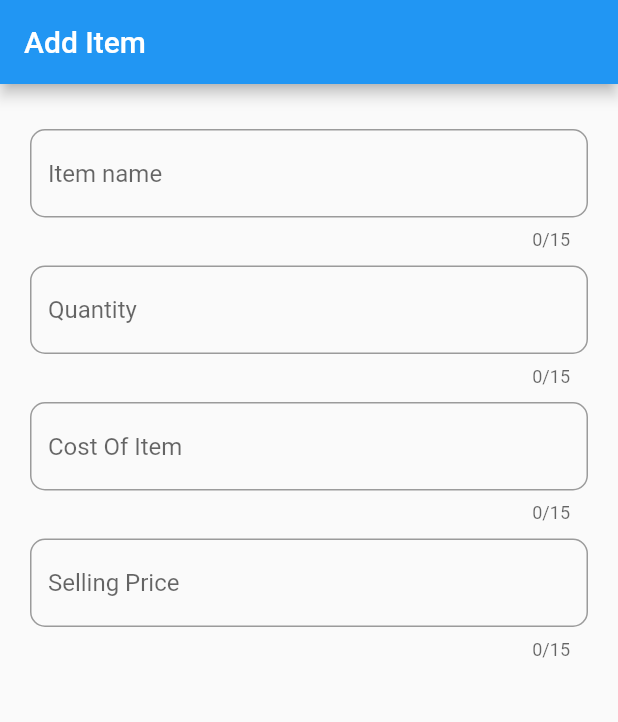
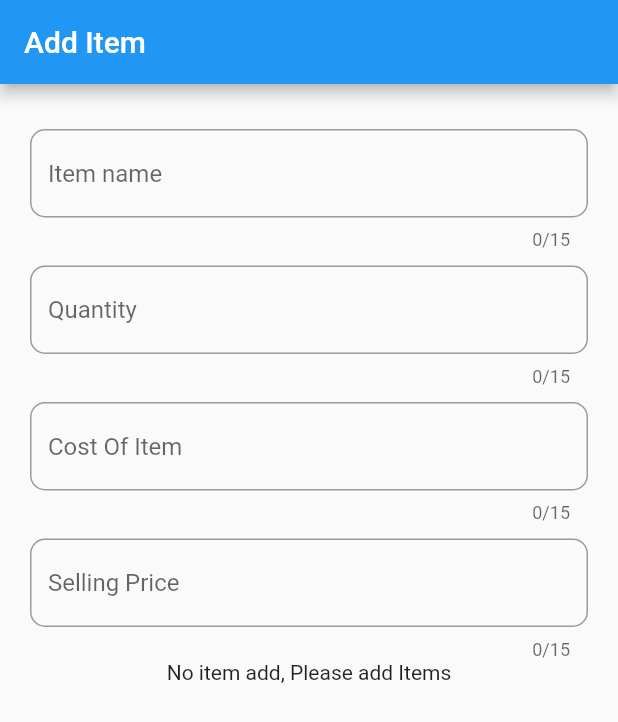
Before and after one commit to kidde60/sales_management_app, a Flutter app: the screen it shows after launch, on a phone screen of 412 x 824 dp. Shown: the top 722 px of the screen. Run offline on Flutter 3.47's test engine with Material 2 defaults, Android fonts, the light colour scheme and no system bars.

Commit message:
Add Item class

```diff
--- a/lib/screens/item_screen.dart
+++ b/lib/screens/item_screen.dart
@@ -1,4 +1,6 @@
 import 'package:flutter/material.dart';
+
+import 'item.dart';
 
 class ItemScreen extends StatefulWidget {
   const ItemScreen({super.key});
@@ -8,30 +10,32 @@ class ItemScreen extends StatefulWidget {
 }
 
 class _ItemScreenState extends State<ItemScreen> {
+  List<Item> items = List.empty(growable: true);
+
   @override
   Widget build(BuildContext context) {
     return Scaffold(
       appBar: AppBar(
         title: const Text('Add Item'),
       ),
-      body: const Padding(
-        padding: EdgeInsets.all(20.0),
+      body: Padding(
+        padding: const EdgeInsets.all(20.0),
         child: Column(
           children: [
-            SizedBox(
+            const SizedBox(
               height: 10,
             ),
-            TextField(
+            const TextField(
               decoration: InputDecoration(
                   hintText: 'Item name',
                   border: OutlineInputBorder(
                       borderRadius: BorderRadius.all(Radius.circular(10)))),
               maxLength: 15,
             ),
-            SizedBox(
+            const SizedBox(
               height: 10,
             ),
-            TextField(
+            const TextField(
               decoration: InputDecoration(
                   hintText: 'Quantity',
                   border: OutlineInputBorder(
@@ -39,10 +43,10 @@ class _ItemScreenState extends State<ItemScreen> {
               maxLength: 15,
               keyboardType: TextInputType.number,
             ),
-            SizedBox(
+            const SizedBox(
               height: 10,
             ),
-            TextField(
+            const TextField(
               decoration: InputDecoration(
                   hintText: 'Cost Of Item',
                   border: OutlineInputBorder(
@@ -50,20 +54,37 @@ class _ItemScreenState extends State<ItemScreen> {
               maxLength: 15,
               keyboardType: TextInputType.number,
             ),
-            SizedBox(
+            const SizedBox(
               height: 10,
             ),
-            TextField(
+            const TextField(
               decoration: InputDecoration(
                   hintText: 'Selling Price',
                   border: OutlineInputBorder(
                       borderRadius: BorderRadius.all(Radius.circular(10)))),
               maxLength: 15,
               keyboardType: TextInputType.number,
-            )
+            ),
+            items.isEmpty
+                ? const Text('No item add, Please add Items')
+                : ListView.builder(
+                    itemBuilder: ((context, index) => getRow(index))),
           ],
         ),
       ),
     );
   }
+
+  getRow(int index) {
+    return ListTile(
+      title: Column(
+        children: [
+          Text(items[index].name),
+          Text(items[index].quantity.toString()),
+          Text(items[index].cost.toString()),
+          Text(items[index].price.toString()),
+        ],
+      ),
+    );
+  }
 }
```
